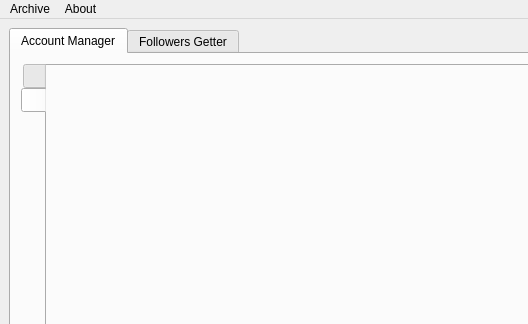
Above: QtDesignerGUI/GUI.ui from PaytonZ/python-get-followers before the change; both pictures show x 0 to 528 and y 0 to 324 of the 747 by 612 pixel window. Below: the same form after it.
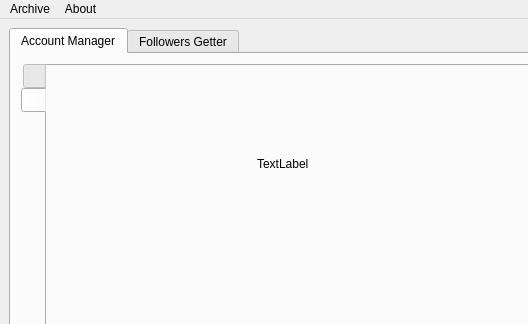
That is the form after the change. The open tabs and pages were chosen to show the change. Icons and pictures are not drawn.

Commit message: UUUoOOhoUouhHh primer -listener- en esta interfaz demoníaca

What changed in the file:
```diff
--- a/QtDesignerGUI/GUI.ui
+++ b/QtDesignerGUI/GUI.ui
@@ -217,6 +217,19 @@
        <attribute name="title">
         <string/>
        </attribute>
+       <widget class="QLabel" name="label">
+        <property name="geometry">
+         <rect>
+          <x>210</x>
+          <y>90</y>
+          <width>62</width>
+          <height>16</height>
+         </rect>
+        </property>
+        <property name="text">
+         <string>TextLabel</string>
+        </property>
+       </widget>
       </widget>
      </widget>
     </widget>
```
Left out of the diff: 147 changed lines with no effect on the pictures. The commit also changes 3 other files.
